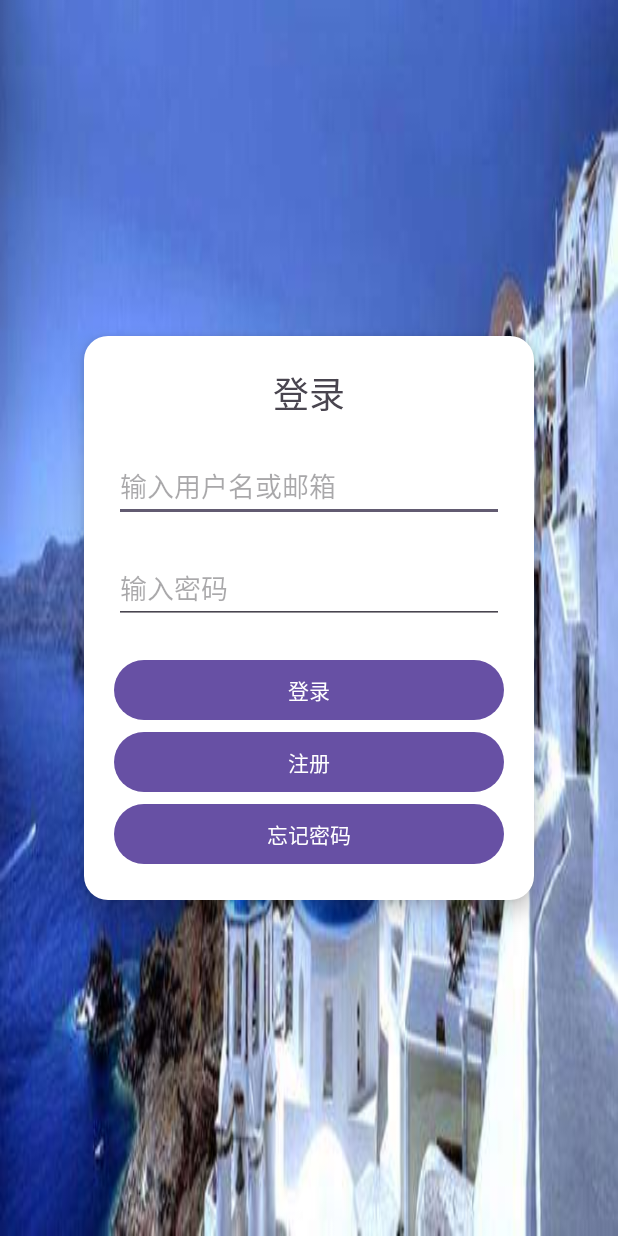
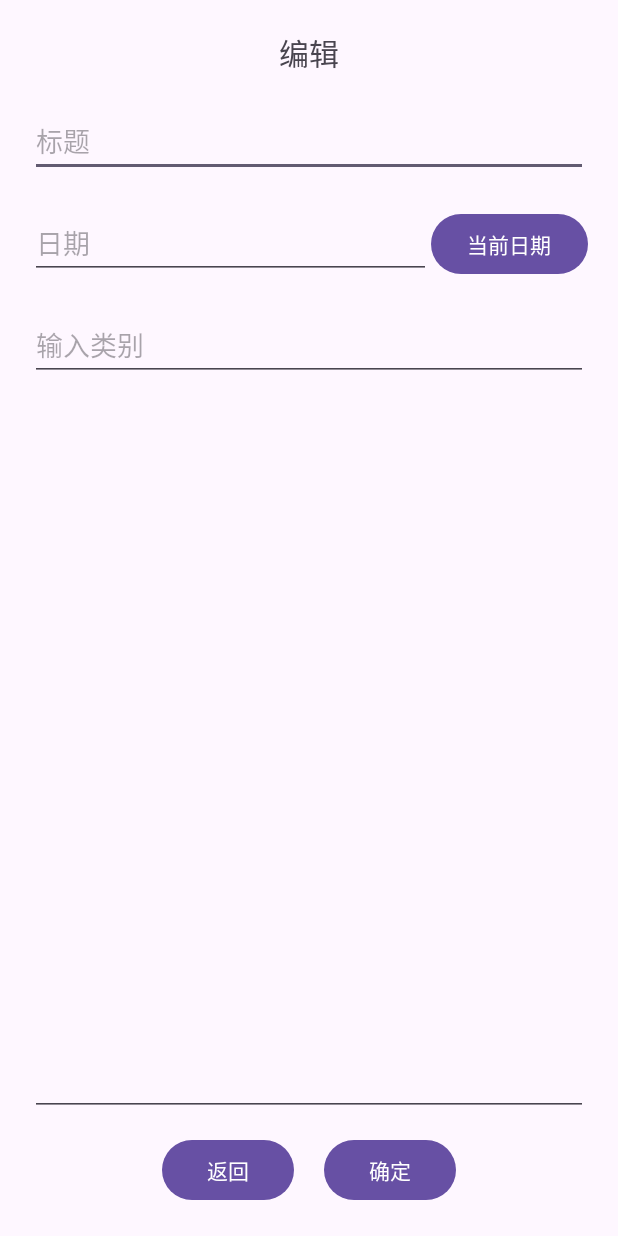
Before and after one commit to jiawei0825/Diary-Master, an Android app: the screen it shows after launch (Login_Page before the commit, Edit_Page after it), after a tap on "登录", on a phone screen of 412 x 824 dp. Run offline under Robolectric (Android 15) with nearby library versions, the phone set to English and light mode, and no system bars.

Commit message:
登录按钮的跳转为了方便检查我改成编辑界面的

```diff
--- a/app/src/main/AndroidManifest.xml
+++ b/app/src/main/AndroidManifest.xml
@@ -24,6 +24,7 @@
         <activity android:name=".Main_Page"> </activity>
         <activity android:name=".ForgotPassword_Page"> </activity>
         <activity android:name=".Register_Page"> </activity>
+        <activity android:name=".Edit_Page"> </activity>
 
     </application>
 
--- /dev/null
+++ b/app/src/main/java/com/example/android_diary_application/Edit_Page.java
@@ -0,0 +1,40 @@
+package com.example.android_diary_application;
+
+import android.content.Intent;
+import android.os.Bundle;
+import android.view.View;
+import android.widget.Button;
+import android.widget.EditText;
+
+
+import androidx.activity.EdgeToEdge;
+import androidx.appcompat.app.AppCompatActivity;
+
+import java.text.SimpleDateFormat;
+import java.util.Date;
+import java.util.Locale;
+
+public class Edit_Page extends AppCompatActivity {
+
+    private EditText dateInput;
+
+    @Override
+    protected void onCreate(Bundle savedInstanceState) {
+        super.onCreate(savedInstanceState);
+        EdgeToEdge.enable(this);
+        setContentView(R.layout.edit_page);
+
+        dateInput = findViewById(R.id.date_input);
+
+        Button addCurrentDateButton = findViewById(R.id.add_current_date_button);
+        addCurrentDateButton.setOnClickListener(new View.OnClickListener() {
+            @Override
+            public void onClick(View v) {
+                SimpleDateFormat sdf = new SimpleDateFormat("yyyy-MM-dd", Locale.getDefault());
+                dateInput.setText(sdf.format(new Date()));
+            }
+        });
+    }
+
+
+}
--- a/app/src/main/java/com/example/android_diary_application/Login_Page.java
+++ b/app/src/main/java/com/example/android_diary_application/Login_Page.java
@@ -20,7 +20,7 @@ public class Login_Page extends AppCompatActivity {
         Login.setOnClickListener(new View.OnClickListener() {
             @Override
             public void onClick(View v) {
-                Intent intent = new Intent(Login_Page.this, Main_Page.class);
+                Intent intent = new Intent(Login_Page.this, Edit_Page.class);
                 startActivity(intent);
             }
         });
--- /dev/null
+++ b/app/src/main/res/layout/edit_page.xml
@@ -0,0 +1,122 @@
+<?xml version="1.0" encoding="utf-8"?>
+<RelativeLayout xmlns:android="http://schemas.android.com/apk/res/android"
+    xmlns:tools="http://schemas.android.com/tools"
+    android:layout_width="match_parent"
+    android:layout_height="match_parent"
+    tools:context=".Edit_Page">
+
+    <!-- 文本“编辑” -->
+    <TextView
+        android:id="@+id/edit_text"
+        android:layout_width="wrap_content"
+        android:layout_height="wrap_content"
+        android:text="编辑"
+        android:textSize="20sp"
+        android:layout_centerHorizontal="true"
+        android:layout_marginTop="20dp" />
+
+    <!-- 输入标题的输入框 -->
+    <EditText
+        android:id="@+id/title_input"
+        android:layout_width="match_parent"
+        android:layout_height="wrap_content"
+        android:hint="标题"
+        android:layout_below="@id/edit_text"
+        android:layout_marginTop="20dp"
+        android:layout_marginLeft="20dp"
+        android:layout_marginRight="20dp" />
+
+    <!-- 输入日期的输入框 -->
+    <LinearLayout
+        android:id="@+id/date"
+        android:layout_width="match_parent"
+        android:layout_height="wrap_content"
+        android:orientation="horizontal"
+        android:layout_below="@id/title_input"
+        android:layout_marginTop="20dp"
+        android:layout_marginLeft="20dp"
+        android:layout_marginRight="20dp">
+
+        <EditText
+            android:id="@+id/date_input"
+            android:layout_width="0dp"
+            android:layout_height="wrap_content"
+            android:layout_weight="1"
+            android:hint="日期"
+            android:inputType="date" />
+
+        <Button
+            android:id="@+id/add_current_date_button"
+            android:layout_width="wrap_content"
+            android:layout_height="wrap_content"
+            android:text="当前日期" />
+    </LinearLayout>
+
+    <!-- 标签和输入框的容器 -->
+    <LinearLayout
+        android:id="@+id/category"
+        android:layout_width="match_parent"
+        android:layout_height="wrap_content"
+        android:orientation="vertical"
+        android:layout_below="@id/date"
+        android:layout_marginTop="20dp"
+        android:layout_marginLeft="20dp"
+        android:layout_marginRight="20dp">
+
+        <!-- RecyclerView 用于显示标签 -->
+        <androidx.recyclerview.widget.RecyclerView
+            android:id="@+id/category_recycler_view"
+            android:layout_width="match_parent"
+            android:layout_height="wrap_content" />
+
+        <!-- 输入新标签的输入框 -->
+        <EditText
+            android:id="@+id/category_input"
+            android:layout_width="match_parent"
+            android:layout_height="wrap_content"
+            android:hint="输入类别"
+            android:inputType="text"
+            android:layout_marginBottom="20dp" />
+    </LinearLayout>
+
+    <!-- 输入正文的输入框 -->
+    <EditText
+        android:id="@+id/content_input"
+        android:layout_width="match_parent"
+        android:layout_height="wrap_content"
+        android:layout_below="@id/category"
+        android:layout_marginTop="20dp"
+        android:layout_marginLeft="20dp"
+        android:layout_marginRight="20dp"
+        android:layout_marginBottom="80dp"
+        android:gravity="top"
+        android:inputType="textMultiLine"
+        android:scrollbars="vertical"
+        android:fadeScrollbars="false"
+        android:minHeight="900dp"
+        android:padding="10dp" />
+
+    <!-- 确定按钮和返回按钮 -->
+    <LinearLayout
+        android:layout_width="match_parent"
+        android:layout_height="wrap_content"
+        android:orientation="horizontal"
+        android:gravity="center"
+        android:layout_alignParentBottom="true"
+        android:layout_marginBottom="20dp">
+
+        <Button
+            android:id="@+id/back_button"
+            android:layout_width="wrap_content"
+            android:layout_height="wrap_content"
+            android:text="返回" />
+
+        <Button
+            android:id="@+id/confirm_button"
+            android:layout_width="wrap_content"
+            android:layout_height="wrap_content"
+            android:text="确定"
+            android:layout_marginLeft="20dp" />
+    </LinearLayout>
+
+</RelativeLayout>
```
Also changed, not shown: app/src/main/java/com/example/android_diary_application/Register_Page.java (+36 -1 lines), app/src/main/res/layout/register_page.xml (+76 -3 lines).
